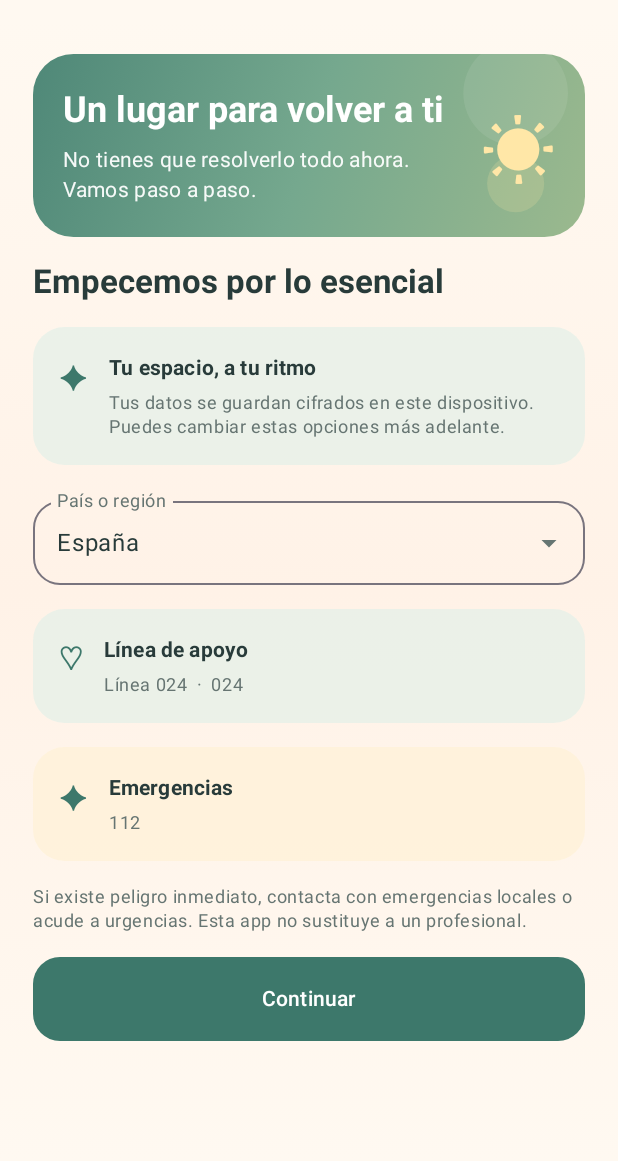
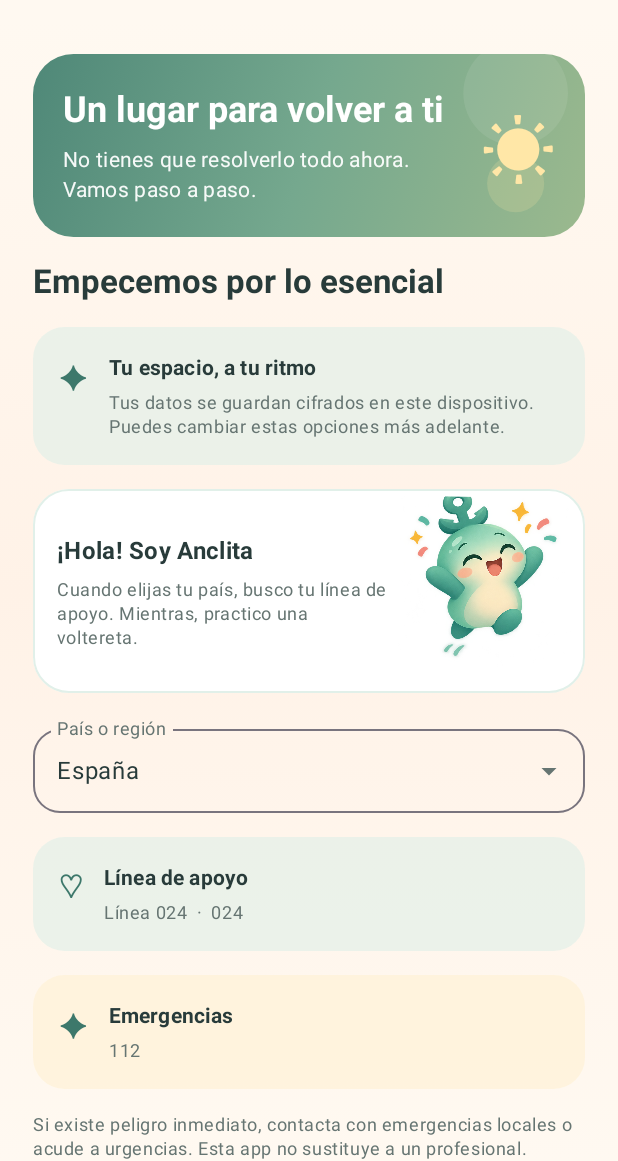
Before and after one commit to sefafe10/Ancla, an Android app built with Jetpack Compose: the screen it shows after launch (MainActivity), on a phone screen of 412 x 824 dp, the part 75-1236 px from its top. Run offline under Robolectric (Android 15) with nearby library versions, the phone set to English and light mode, and no system bars; our stand-ins replace Dagger/Hilt's generated code; libraries missing offline, so code that uses them is left out: android.graphics; pictures from the network do not load.

Commit message:
Añade la mascota de Ancla y mejora los contactos

```diff
--- a/app/src/main/java/com/ancla/safespace/presentation/AnclaApp.kt
+++ b/app/src/main/java/com/ancla/safespace/presentation/AnclaApp.kt
@@ -85,12 +85,15 @@ import androidx.compose.ui.Alignment
 import androidx.compose.ui.Modifier
 import androidx.compose.ui.semantics.Role
 import androidx.compose.ui.graphics.Color
+import androidx.compose.ui.graphics.asImageBitmap
 import androidx.compose.ui.platform.LocalContext
 import androidx.compose.ui.res.painterResource
 import androidx.compose.ui.text.font.FontWeight
 import androidx.compose.ui.text.style.TextAlign
 import androidx.compose.ui.text.style.TextOverflow
 import androidx.compose.ui.unit.dp
+import androidx.compose.ui.unit.IntOffset
+import androidx.compose.ui.unit.IntSize
 import androidx.compose.ui.unit.sp
 import androidx.compose.ui.platform.LocalDensity
 import com.ancla.safespace.data.local.SecureStore
@@ -107,6 +110,7 @@ import kotlinx.coroutines.delay
 import java.time.LocalDate
 import java.time.format.DateTimeFormatter
 import java.util.UUID
+import android.graphics.BitmapFactory
 
 private enum class Screen { ONBOARDING, HOME, MOOD, PROGRESS, JOURNAL, SUPPORT, BREATHING, GROUNDING, PLAN, MAP, RELAX, MINDFUL, GOALS, RESOURCES }
 
@@ -315,6 +319,7 @@ private fun OnboardingScreen(initial: UserData, modifier: Modifier, onContinue:
         )
         Text("Empecemos por lo esencial", style = MaterialTheme.typography.titleLarge, fontWeight = FontWeight.Bold)
         InfoCard("Tu espacio, a tu ritmo", "Tus datos se guardan cifrados en este dispositivo. Puedes cambiar estas opciones más adelante.", AnclaColors.TealTint, "✦")
+        MascotMessageCard("¡Hola! Soy Anclita", "Cuando elijas tu país, busco tu línea de apoyo. Mientras, practico una voltereta.", 1, 3)
         ExposedDropdownMenuBox(expanded = expanded, onExpandedChange = { expanded = it }) {
             OutlinedTextField(
                 value = selected.country,
@@ -384,7 +389,12 @@ private fun HomeScreen(
         ).verticalScroll(rememberScrollState()).padding(horizontal = 20.dp, vertical = 12.dp),
         verticalArrangement = Arrangement.spacedBy(15.dp),
     ) {
-        WelcomeBanner("Hola. Estás aquí, ahora.", "Qué bueno que te hayas dado este momento.")
+        MascotMessageCard(
+            title = when (moodToday?.mood) { "low", "very_low" -> "Me quedo aquí contigo."; "well" -> "¡Esa energía te sienta genial!"; else -> "Hola. Aquí tienes un ratito para ti." },
+            detail = when (moodToday?.mood) { "low", "very_low" -> "No hace falta arreglarlo todo ahora. Un paso pequeño basta."; "well" -> "Celebremos lo pequeño, a tu manera."; else -> "Qué bueno que te hayas regalado este momento." },
+            primaryPose = if (moodToday?.mood == "low" || moodToday?.mood == "very_low") 2 else 0,
+            secondaryPose = if (moodToday?.mood == "low" || moodToday?.mood == "very_low") 1 else 3,
+        )
         Text("¿Cómo te encuentras hoy?", style = MaterialTheme.typography.titleLarge, fontWeight = FontWeight.Bold)
         Text("Puedes expresarlo a tu ritmo, sin presiones.", color = AnclaColors.MutedInk)
         Row(Modifier.fillMaxWidth(), horizontalArrangement = Arrangement.spacedBy(8.dp)) {
@@ -463,10 +473,7 @@ private fun CrisisDialog(userData: UserData, contacts: List<SupportContact>, onD
                         Row(verticalAlignment = Alignment.CenterVertically) {
                             Text(contact.name, Modifier.weight(1f))
                             TextButton(onClick = { dial(context, contact.phone) }) { Text("Llamar") }
-                            TextButton(onClick = {
-                                val intent = Intent(Intent.ACTION_SENDTO, Uri.parse("smsto:${Uri.encode(contact.phone)}")).putExtra("sms_body", "Hola, ¿puedes hablar conmigo un momento? No me encuentro bien y me ayudaría tener compañía.")
-                                runCatching { context.startActivity(intent) }
-                            }) { Text("Mensaje") }
+                            TextButton(onClick = { shareSupportMessage(context) }) { Text("Compartir") }
                         }
                     }
                 }
@@ -655,14 +662,15 @@ private fun SupportHubScreen(
             Card(shape = RoundedCornerShape(18.dp), colors = CardDefaults.cardColors(containerColor = Color.White)) {
                 Column(Modifier.fillMaxWidth().padding(14.dp)) {
                     Text(contact.name, fontWeight = FontWeight.Bold); Text(contact.phone, color = AnclaColors.MutedInk)
-                    Row {
-                        TextButton(onClick = { dial(context, contact.phone) }) { Text("Llamar") }
-                        TextButton(onClick = {
-                            val intent = Intent(Intent.ACTION_SENDTO, Uri.parse("smsto:${Uri.encode(contact.phone)}")).putExtra("sms_body", "Hola, ¿puedes hablar conmigo un momento? No me encuentro bien y me ayudaría tener compañía.")
-                            runCatching { context.startActivity(intent) }
-                        }) { Text("Preparar mensaje") }
-                        TextButton(onClick = { name = contact.name; phone = contact.phone; editIndex = index }) { Text("Editar") }
-                        TextButton(onClick = { onSaveContact(contacts.filterIndexed { i, _ -> i != index }) }) { Text("Quitar", color = AnclaColors.Rose) }
+                    Column(verticalArrangement = Arrangement.spacedBy(2.dp)) {
+                        Row(Modifier.fillMaxWidth(), horizontalArrangement = Arrangement.spacedBy(8.dp)) {
+                            OutlinedButton(onClick = { dial(context, contact.phone) }, modifier = Modifier.weight(1f)) { Text("Llamar", maxLines = 1) }
+                            OutlinedButton(onClick = { shareSupportMessage(context) }, modifier = Modifier.weight(1f)) { Text("Compartir mensaje", maxLines = 1, softWrap = false, overflow = TextOverflow.Ellipsis) }
+                        }
+                        Row(Modifier.fillMaxWidth(), horizontalArrangement = Arrangement.End) {
+                            TextButton(onClick = { name = contact.name; phone = contact.phone; editIndex = index }) { Text("Editar") }
+                            TextButton(onClick = { onSaveContact(contacts.filterIndexed { i, _ -> i != index }) }) { Text("Quitar", color = AnclaColors.Rose, maxLines = 1, softWrap = false) }
+                        }
                     }
                 }
             }
@@ -1135,6 +1143,70 @@ private fun WelcomeBanner(title: String, detail: String) {
 }
 
 @Composable
+private fun MascotMessageCard(title: String, detail: String, primaryPose: Int, secondaryPose: Int) {
+    var pose by remember(primaryPose, secondaryPose) { mutableStateOf(primaryPose) }
+    LaunchedEffect(primaryPose, secondaryPose) {
+        while (true) {
+            delay(4_800)
+            pose = if (pose == primaryPose) secondaryPose else primaryPose
+        }
+    }
+    Card(
+        modifier = Modifier.fillMaxWidth().animateContentSize(),
+        shape = RoundedCornerShape(24.dp),
+        colors = CardDefaults.cardColors(containerColor = Color.White),
+        border = BorderStroke(1.dp, AnclaColors.TealTint),
+    ) {
+        Row(
+            Modifier.fillMaxWidth().padding(start = 16.dp, end = 8.dp, top = 10.dp, bottom = 10.dp),
+            verticalAlignment = Alignment.CenterVertically,
+            horizontalArrangement = Arrangement.spacedBy(6.dp),
+        ) {
+            Column(Modifier.weight(1f), verticalArrangement = Arrangement.spacedBy(6.dp)) {
+                Text(title, style = MaterialTheme.typography.titleMedium, fontWeight = FontWeight.Bold, color = AnclaColors.Ink)
+                Text(detail, style = MaterialTheme.typography.bodySmall, color = AnclaColors.MutedInk)
+            }
+            MascotSprite(pose, Modifier.size(116.dp))
+        }
+    }
+}
+
+@Composable
+private fun MascotSprite(pose: Int, modifier: Modifier = Modifier) {
+    val context = LocalContext.current
+    val sprite = remember(context) {
+        BitmapFactory.decodeResource(context.resources, com.ancla.safespace.R.drawable.ancla_mascot_sheet).asImageBitmap()
+    }
+    val motion = rememberInfiniteTransition(label = "movimiento de Anclita")
+    val bounce by motion.animateFloat(
+        initialValue = 0f,
+        targetValue = 1f,
+        animationSpec = infiniteRepeatable(tween(1_700, easing = FastOutSlowInEasing), RepeatMode.Reverse),
+        label = "rebote suave",
+    )
+    Canvas(modifier.graphicsLayer { translationY = -5.dp.toPx() * bounce; rotationZ = -1.5f + bounce * 3f }) {
+        val cellWidth = sprite.width / 2
+        val cellHeight = sprite.height / 2
+        val safePose = pose.coerceIn(0, 3)
+        drawImage(
+            image = sprite,
+            srcOffset = IntOffset((safePose % 2) * cellWidth, (safePose / 2) * cellHeight),
+            srcSize = IntSize(cellWidth, cellHeight),
+            dstSize = IntSize(size.width.toInt(), size.height.toInt()),
+            filterQuality = androidx.compose.ui.graphics.FilterQuality.Medium,
+        )
+    }
+}
+
+private fun shareSupportMessage(context: android.content.Context) {
+    val share = Intent(Intent.ACTION_SEND).apply {
+        type = "text/plain"
+        putExtra(Intent.EXTRA_TEXT, "Hola, ¿puedes hablar conmigo un momento? No me encuentro bien y me ayudaría tener compañía.")
+    }
+    runCatching { context.startActivity(Intent.createChooser(share, "Elige cómo compartir el mensaje")) }
+}
+
+@Composable
 private fun StaggeredEntry(delayMillis: Long, content: @Composable () -> Unit) {
     var visible by remember { mutableStateOf(false) }
     LaunchedEffect(Unit) {
```
Also changed, not shown: app/src/main/res/drawable-nodpi/ancla_mascot_sheet.png (added).
